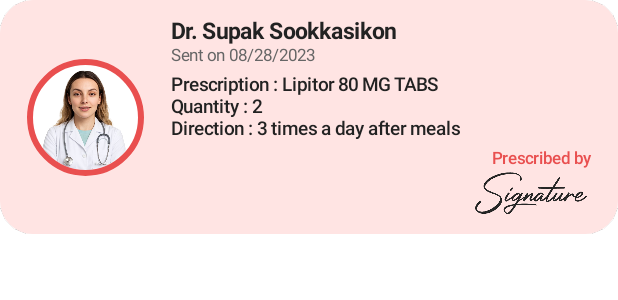
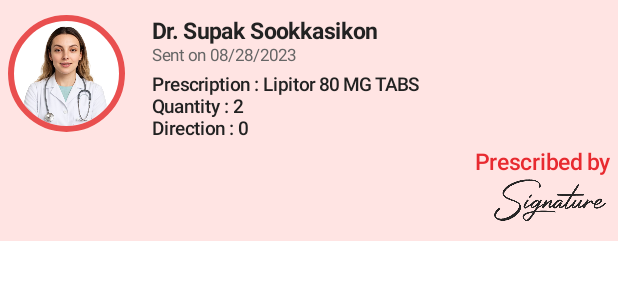
Before and after one commit to salmanmallah/Android-App-Emcura, an Android app built with Jetpack Compose: the @Preview function PrescriptionProfileCardPreview, on a phone screen of 412 x 824 dp. Shown: the top 300 px of the screen. Run offline under Robolectric (Android 15) with nearby library versions, the phone set to English and light mode, and no system bars.

```diff
--- a/app/src/main/java/com/app/splashscreen/ui/components/PrescriptionProfileCard.kt
+++ b/app/src/main/java/com/app/splashscreen/ui/components/PrescriptionProfileCard.kt
@@ -31,7 +31,7 @@ fun PrescriptionProfileCard(
     sentDate: String = "08/28/2023",
     prescription: String = "Lipitor 80 MG TABS",
     quantity: String = "2",
-    direction: String = "3 times a day after meals",
+    direction: String = "0",
     imageRes: Int = R.drawable.ic_dashboard_profile, // Replace with actual doctor image
     signatureRes: Int = R.drawable.prescription_signature // Add this drawable to your resources
 ) {
@@ -40,14 +40,14 @@ fun PrescriptionProfileCard(
             .fillMaxWidth()
             .wrapContentHeight(),
         color = colorResource(id = R.color.cards_background_color),
-        shape = RoundedCornerShape(22.dp),
+        shape = RoundedCornerShape(0.dp),
         shadowElevation = 0.2.dp
     ) {
         Row(
             modifier = Modifier
                 .fillMaxWidth()
-                .padding(horizontal = 18.dp, vertical = 10.dp),
-            verticalAlignment = Alignment.CenterVertically
+                .padding(horizontal = 5.dp, vertical = 10.dp),
+//            verticalAlignment = Alignment.CenterVertically
         ) {
             // Profile Image with red border
             Box(
@@ -117,9 +117,9 @@ fun PrescriptionProfileCard(
                 ) {
                     Text(
                         text = "Prescribed by",
-                        color = Color(0xFFE94F4F),
+                        color = Color(0xFFE82A30),
                         fontWeight = FontWeight.Medium,
-                        fontSize = 11.sp
+                        fontSize = 15.sp
                     )
                     Spacer(modifier = Modifier.height(2.dp))
                     Image(
--- a/app/src/main/java/com/app/splashscreen/ui/prescription/PrescriptionScreen.kt
+++ b/app/src/main/java/com/app/splashscreen/ui/prescription/PrescriptionScreen.kt
@@ -165,7 +165,7 @@ fun PrescriptionScreen(
                         .verticalScroll(rememberScrollState())
                 ) {
                     Spacer(modifier = Modifier.height(16.dp))
-                    EmrPatients()
+                    PrescriptionProfileCard()
                 }
             }
         }
```
